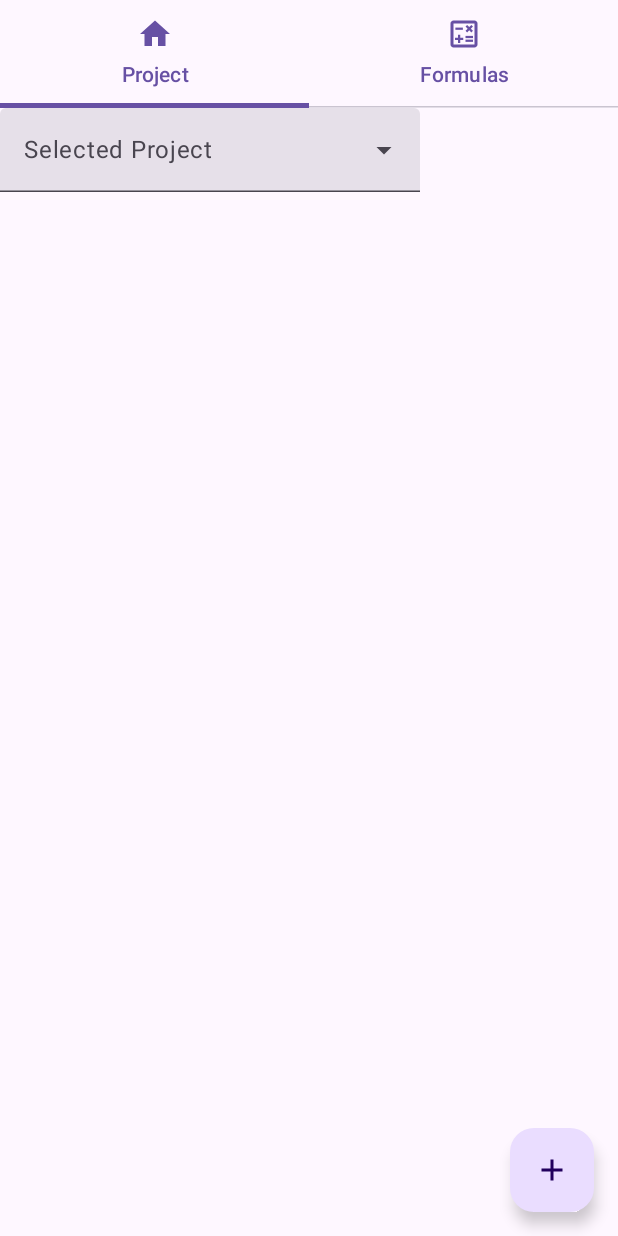
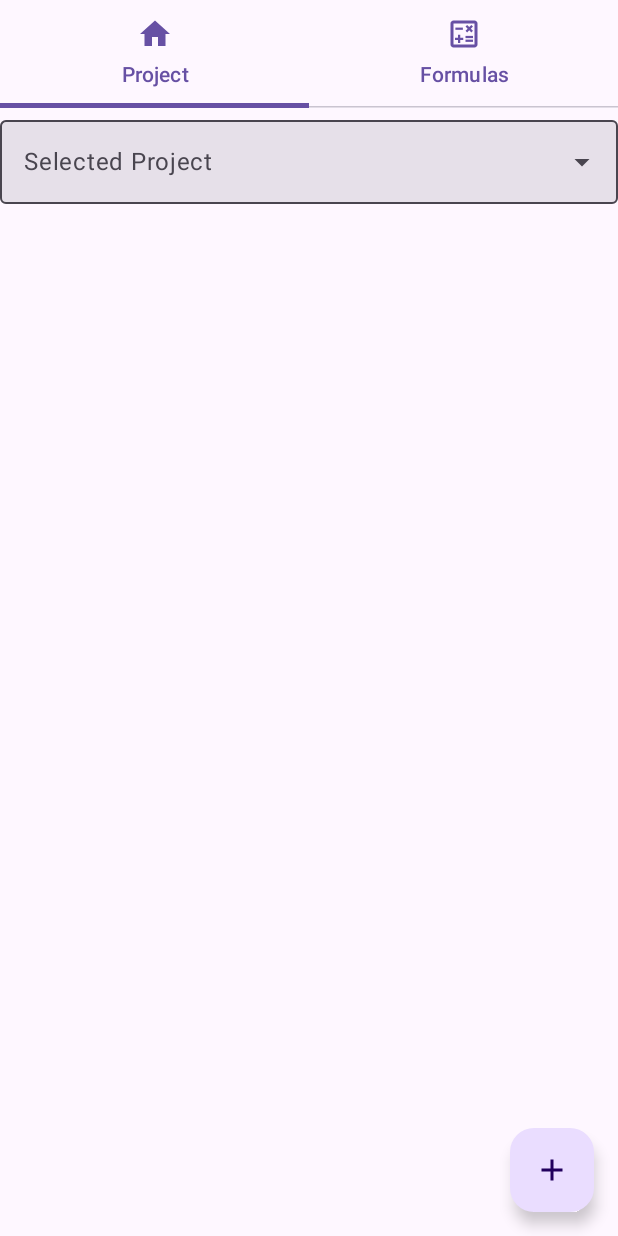
Before and after one commit to mktwohy/Needle-Nook, an Android app built with Jetpack Compose: the screen it shows after launch (MainActivity), on a phone screen of 412 x 824 dp. Run offline under Robolectric (Android 15) with nearby library versions, the phone set to English and light mode, and no system bars; our stand-ins replace Room's generated code, Timber.

Commit message:
Use outlined textfield for dropdown menu

```diff
--- a/app/src/main/java/com/mktwohy/needlenook/composables/ProjectScreen.kt
+++ b/app/src/main/java/com/mktwohy/needlenook/composables/ProjectScreen.kt
@@ -14,6 +14,7 @@ import androidx.compose.material3.ExposedDropdownMenuDefaults
 import androidx.compose.material3.FloatingActionButton
 import androidx.compose.material3.Icon
 import androidx.compose.material3.IconButton
+import androidx.compose.material3.OutlinedTextField
 import androidx.compose.material3.Scaffold
 import androidx.compose.material3.Text
 import androidx.compose.material3.TextField
@@ -57,7 +58,8 @@ fun ProjectScreen(
         Column(modifier.padding(paddingValues)) {
             ProjectDropdownMenu(
                 uiState = uiState,
-                onEvent = onEvent
+                onEvent = onEvent,
+                modifier = Modifier.fillMaxWidth()
             )
 
             val selectedProject = uiState.selectedProject
@@ -100,15 +102,17 @@ fun ProjectScreen(
 @Composable
 fun ProjectDropdownMenu(
     uiState: ProjectScreenUiState,
-    onEvent: (ProjectScreenUiEvent) -> Unit
+    onEvent: (ProjectScreenUiEvent) -> Unit,
+    modifier: Modifier = Modifier
 ) {
     var isExpanded by remember { mutableStateOf(false) }
 
     ExposedDropdownMenuBox(
         expanded = isExpanded,
-        onExpandedChange = { isExpanded = it }
+        onExpandedChange = { isExpanded = it },
+        modifier = modifier
     ) {
-        TextField(
+        OutlinedTextField(
             readOnly = true,
             value = uiState.selectedProject?.name ?: "",
             onValueChange = {  },
@@ -117,7 +121,7 @@ fun ProjectDropdownMenu(
                 ExposedDropdownMenuDefaults.TrailingIcon(expanded = isExpanded)
             },
             colors = ExposedDropdownMenuDefaults.textFieldColors(),
-            modifier = Modifier.menuAnchor()
+            modifier = Modifier.fillMaxWidth().menuAnchor()
         )
         ExposedDropdownMenu(
             expanded = isExpanded,
```
